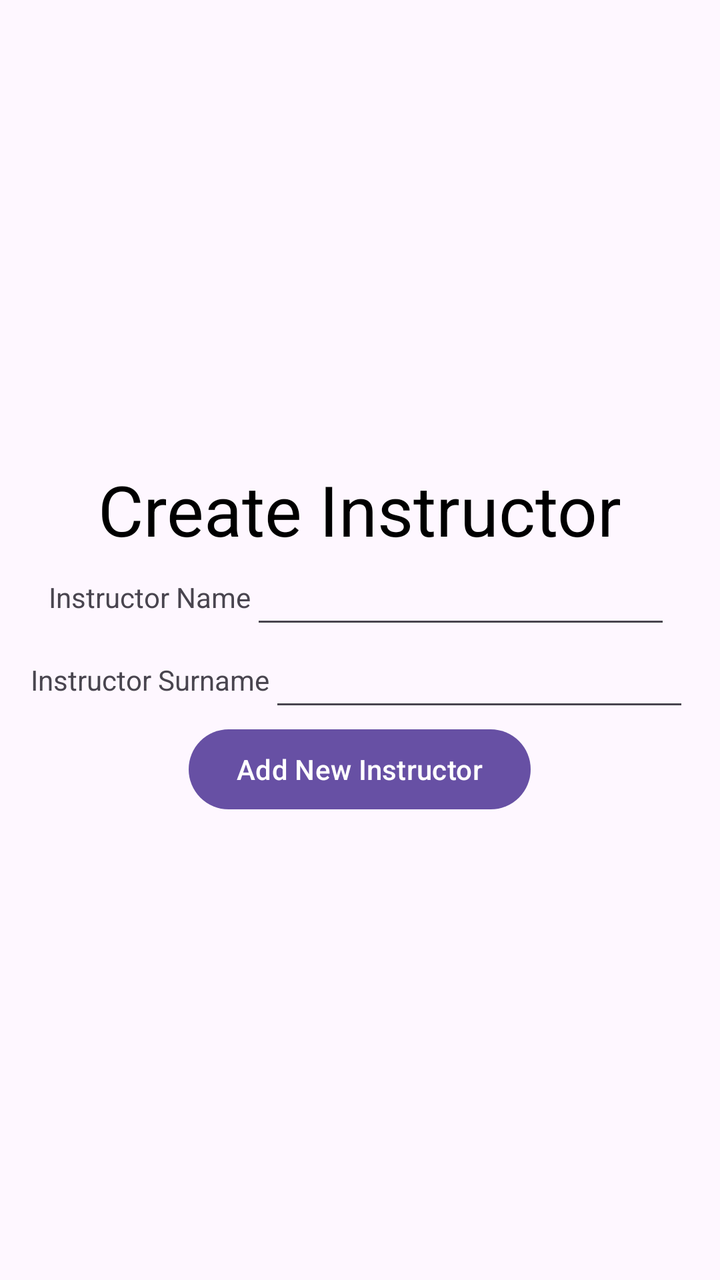
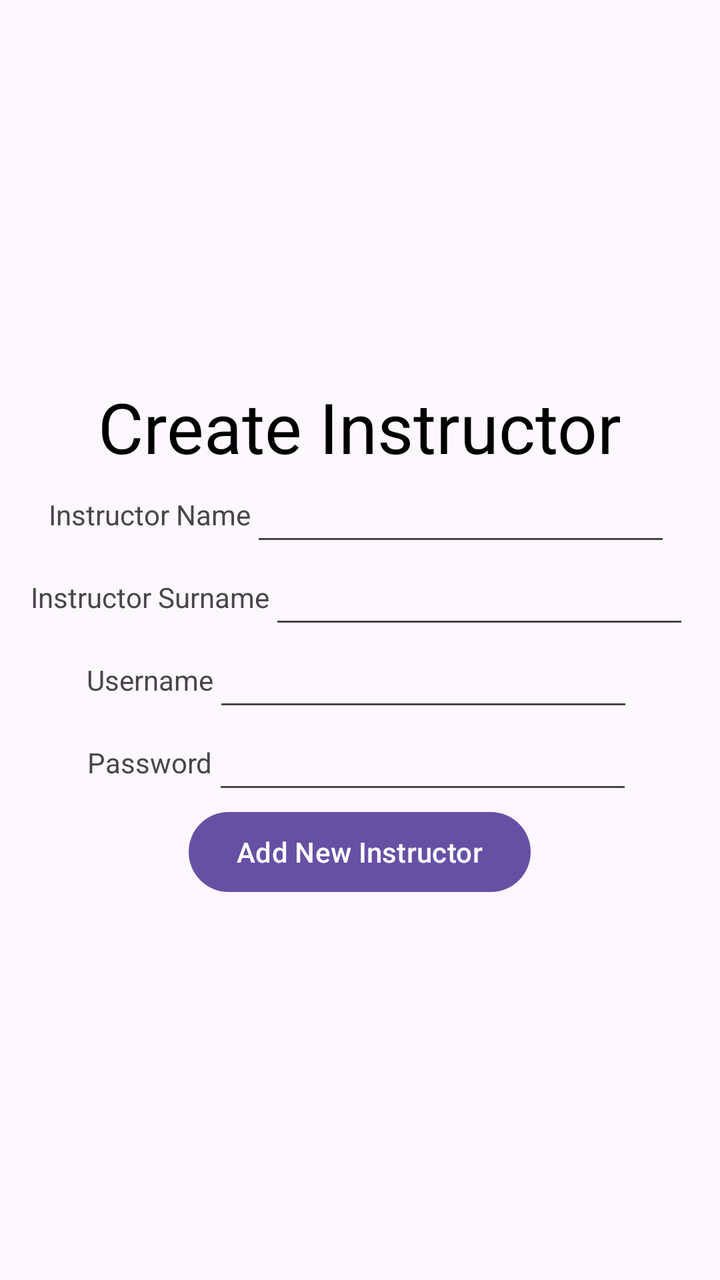

Two renders of the same Android screen: before a commit and after it. Below are the layout's source before the change and the commit's diff.
<!-- AndroidManifest.xml: application theme Theme.LearnerManagementSystem -->
<!-- res/layout/activity_create_instructor.xml -->
<?xml version="1.0" encoding="utf-8"?>
<LinearLayout xmlns:android="http://schemas.android.com/apk/res/android"
    xmlns:app="http://schemas.android.com/apk/res-auto"
    xmlns:tools="http://schemas.android.com/tools"
    android:id="@+id/main"
    android:layout_width="match_parent"
    android:layout_height="match_parent"
    android:orientation="vertical"
    android:gravity="center"
    tools:context=".CreateInstructorActivity">

    <LinearLayout
        android:layout_width="wrap_content"
        android:layout_height="wrap_content"
        android:orientation="vertical"
        android:gravity="center">

        <TextView
            android:layout_width="wrap_content"
            android:layout_height="wrap_content"
            android:text="@string/create_instructor"
            android:textColor="@color/black"
            android:textSize="35sp">
        </TextView>
    </LinearLayout>

    <LinearLayout
        android:layout_width="wrap_content"
        android:layout_height="wrap_content"
        android:orientation="horizontal"
        android:gravity="center">

        <TextView
            android:layout_width="wrap_content"
            android:layout_height="wrap_content"
            android:text="@string/instructor_name">
        </TextView>

        <EditText
            android:layout_width="wrap_content"
            android:layout_height="wrap_content"
            android:layout_weight="1"
            android:ems="10"
            android:id="@+id/edtInstructorName"
            android:textAlignment="center"
            tools:ignore="DuplicateIds, InefficientWeight"/>
    </LinearLayout>

    <LinearLayout
        android:layout_width="wrap_content"
        android:layout_height="wrap_content"
        android:orientation="horizontal"
        android:gravity="center">

        <TextView
            android:layout_width="wrap_content"
            android:layout_height="wrap_content"
            android:text="@string/instructor_surname">

        </TextView>

        <EditText
            android:layout_width="wrap_content"
            android:layout_height="wrap_content"
            android:layout_weight="1"
            android:ems="10"
            android:id="@+id/edtInstructorSurname"
            android:textAlignment="center"
            tools:ignore="InefficientWeight"/>
    </LinearLayout>

    <LinearLayout
        android:layout_width="wrap_content"
        android:layout_height="wrap_content"
        android:orientation="horizontal"
        android:gravity="center">

        <Button
            android:id="@+id/btnAddInstructor"
            android:layout_width="wrap_content"
            android:layout_height="wrap_content"
            android:textFontWeight="1"
            android:text="@string/add_new_instructor" />
    </LinearLayout>

</LinearLayout>
<!-- resources referenced by this layout -->
<resources>
  <color name="black">#FF000000</color>
  <string name="add_new_instructor">Add New Instructor</string>
  <string name="create_instructor">Create Instructor</string>
  <string name="instructor_name">Instructor Name</string>
  <string name="instructor_surname">Instructor Surname</string>
  <style name="Theme.LearnerManagementSystem" parent="Base.Theme.LearnerManagementSystem" />
  <style name="Base.Theme.LearnerManagementSystem" parent="Theme.Material3.DayNight.NoActionBar">
          
          
      </style>
</resources>

<!-- the commit's change to res/layout/activity_create_instructor.xml (unified diff, before → after) -->
@@ -75,6 +75,54 @@
         android:orientation="horizontal"
         android:gravity="center">
 
+        <TextView
+            android:layout_width="wrap_content"
+            android:layout_height="wrap_content"
+            android:text="@string/username">
+        </TextView>
+
+        <EditText
+            android:layout_width="wrap_content"
+            android:layout_height="wrap_content"
+            android:layout_weight="1"
+            android:ems="10"
+            android:id="@+id/edtInstructorUsername"
+            android:inputType="text"
+            android:autofillHints="username"
+            android:textAlignment="center"
+            tools:ignore="InefficientWeight"/>
+    </LinearLayout>
+
+    <LinearLayout
+        android:layout_width="wrap_content"
+        android:layout_height="wrap_content"
+        android:orientation="horizontal"
+        android:gravity="center">
+
+        <TextView
+            android:layout_width="wrap_content"
+            android:layout_height="wrap_content"
+            android:text="@string/password">
+        </TextView>
+
+        <EditText
+            android:layout_width="wrap_content"
+            android:layout_height="wrap_content"
+            android:layout_weight="1"
+            android:ems="10"
+            android:id="@+id/edtInstructorPassword"
+            android:inputType="text"
+            android:autofillHints="username"
+            android:textAlignment="center"
+            tools:ignore="InefficientWeight"/>
+    </LinearLayout>
+
+    <LinearLayout
+        android:layout_width="wrap_content"
+        android:layout_height="wrap_content"
+        android:orientation="horizontal"
+        android:gravity="center">
+
         <Button
             android:id="@+id/btnAddInstructor"
             android:layout_width="wrap_content"
<!-- resource entries referenced after the edit -->
@@ -5,6 +5,8 @@
   <string name="create_instructor">Create Instructor</string>
   <string name="instructor_name">Instructor Name</string>
   <string name="instructor_surname">Instructor Surname</string>
+  <string name="password">Password</string>
+  <string name="username">Username</string>
   <style name="Theme.LearnerManagementSystem" parent="Base.Theme.LearnerManagementSystem" />
   <style name="Base.Theme.LearnerManagementSystem" parent="Theme.Material3.DayNight.NoActionBar">
           
